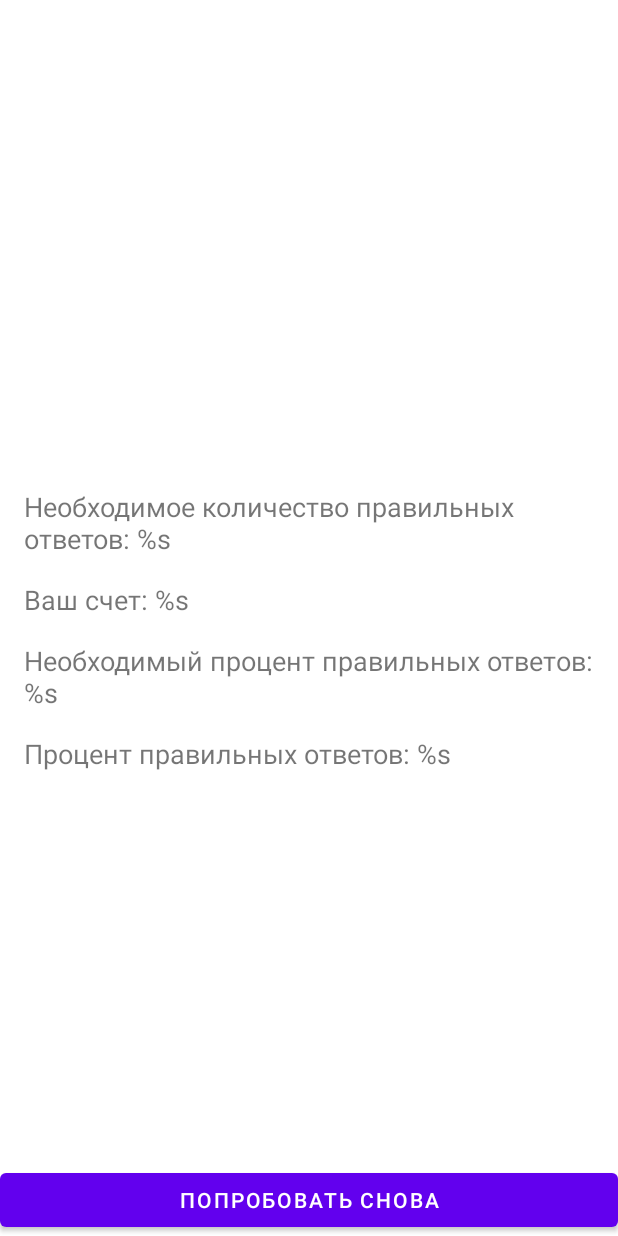
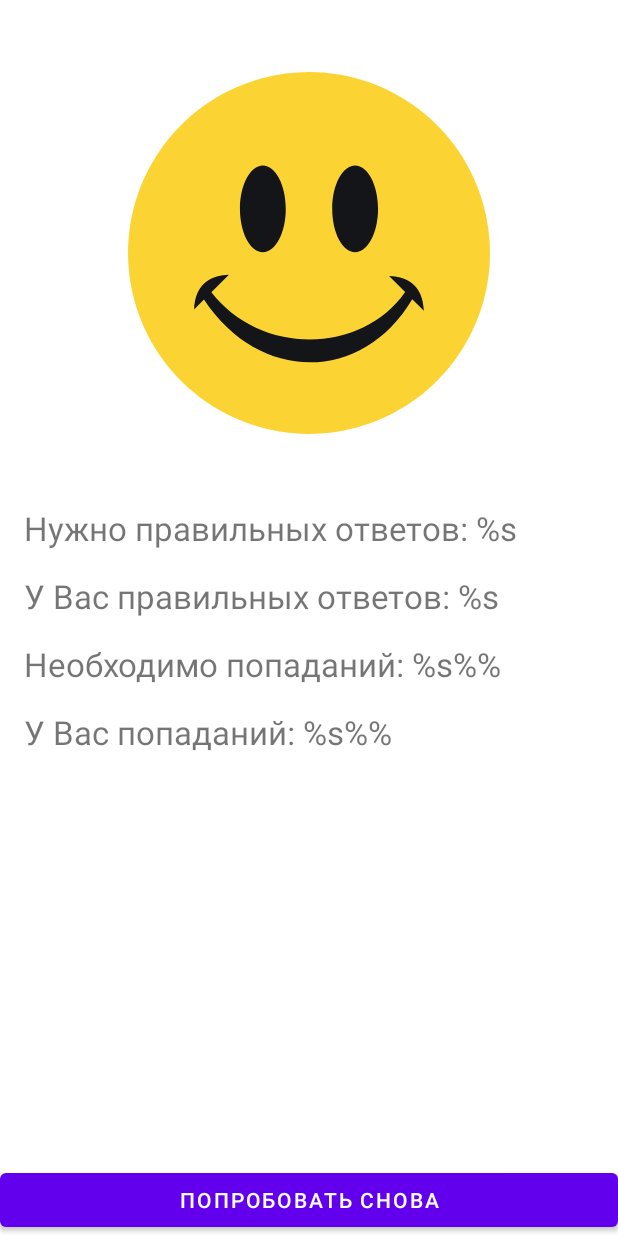
Before and after one commit to AlexanderYKuzmin/Composition, an Android app: the layout fragment_game_finished.xml on its own in the app's theme, with its tools: preview values and no code run, on a phone screen of 412 x 824 dp. Run offline under Robolectric (Android 15) with nearby library versions, the phone set to English and light mode, and no system bars.

Commit message:
fixed_game_finished_fragment

```diff
--- a/app/src/main/res/layout/fragment_game_finished.xml
+++ b/app/src/main/res/layout/fragment_game_finished.xml
@@ -9,7 +9,7 @@
     tools:context=".presentation.GameFinishedFragment">
 
     <!-- TODO: Update blank fragment layout -->
-    <TextView
+    <ImageView
         android:id="@+id/emoji_result"
         android:layout_width="0dp"
         android:layout_height="0dp"
@@ -21,13 +21,15 @@
         app:layout_constraintTop_toTopOf="parent"
         tools:srcCompat="@drawable/ic_smile" />
 
+
+
     <TextView
         android:id="@+id/tv_required_answers"
         android:layout_width="match_parent"
         android:layout_height="wrap_content"
         android:layout_margin="16dp"
         android:text="@string/required_scores"
-        android:textSize="18sp"
+        android:textSize="22sp"
         app:layout_constraintBottom_toTopOf="@+id/tv_score_answers"
         app:layout_constraintEnd_toEndOf="parent"
         app:layout_constraintStart_toStartOf="parent"
@@ -39,7 +41,7 @@
         android:layout_width="0dp"
         android:layout_height="wrap_content"
         android:text="@string/score_answers"
-        android:textSize="18sp"
+        android:textSize="22sp"
         app:layout_constraintBottom_toTopOf="@+id/tv_required_percentage"
         app:layout_constraintEnd_toEndOf="@id/tv_required_answers"
         app:layout_constraintStart_toStartOf="@id/tv_required_answers"
@@ -52,7 +54,7 @@
         android:layout_height="wrap_content"
         android:layout_marginTop="16dp"
         android:text="@string/required_percentage"
-        android:textSize="18sp"
+        android:textSize="22sp"
         app:layout_constraintBottom_toTopOf="@+id/tv_score_percentage"
         app:layout_constraintEnd_toEndOf="@id/tv_required_answers"
         app:layout_constraintStart_toStartOf="@id/tv_required_answers"
@@ -65,7 +67,7 @@
         android:layout_height="wrap_content"
         android:layout_marginTop="16dp"
         android:text="@string/score_percentage"
-        android:textSize="18sp"
+        android:textSize="22sp"
         app:layout_constraintBottom_toBottomOf="parent"
         app:layout_constraintEnd_toEndOf="@id/tv_required_answers"
         app:layout_constraintStart_toStartOf="@id/tv_required_answers"
--- a/app/src/main/res/values/strings.xml
+++ b/app/src/main/res/values/strings.xml
@@ -12,9 +12,9 @@
     <string name="btn_level_hard">Сложный</string>
     <string name="question_mark">\?</string>
     <string name="progress_answers">Правильных ответов: %s (минимум: %s)</string>
-    <string name="required_scores">Необходимое количество правильных ответов: %s</string>
-    <string name="required_percentage">Необходимый процент правильных ответов: %s</string>
-    <string name="score_answers">Ваш счет: %s</string>
-    <string name="score_percentage">Процент правильных ответов: %s</string>
+    <string name="required_scores">Нужно правильных ответов: %s</string>
+    <string name="required_percentage">Необходимо попаданий: %s%%</string>
+    <string name="score_answers">У Вас правильных ответов: %s</string>
+    <string name="score_percentage">У Вас попаданий: %s%%</string>
     <string name="retry">Попробовать снова</string>
 </resources>
```
Also changed, not shown: app/src/main/java/com/example/composition/domain/entity/GameResult.kt (+9 -1 lines), app/src/main/java/com/example/composition/presentation/GameFinishedFragment.kt (+42 -22 lines), app/src/main/java/com/example/composition/presentation/GameFragment.kt (+1 -11 lines), app/src/main/java/com/example/composition/presentation/GameViewModel.kt (+7 -1 lines).
